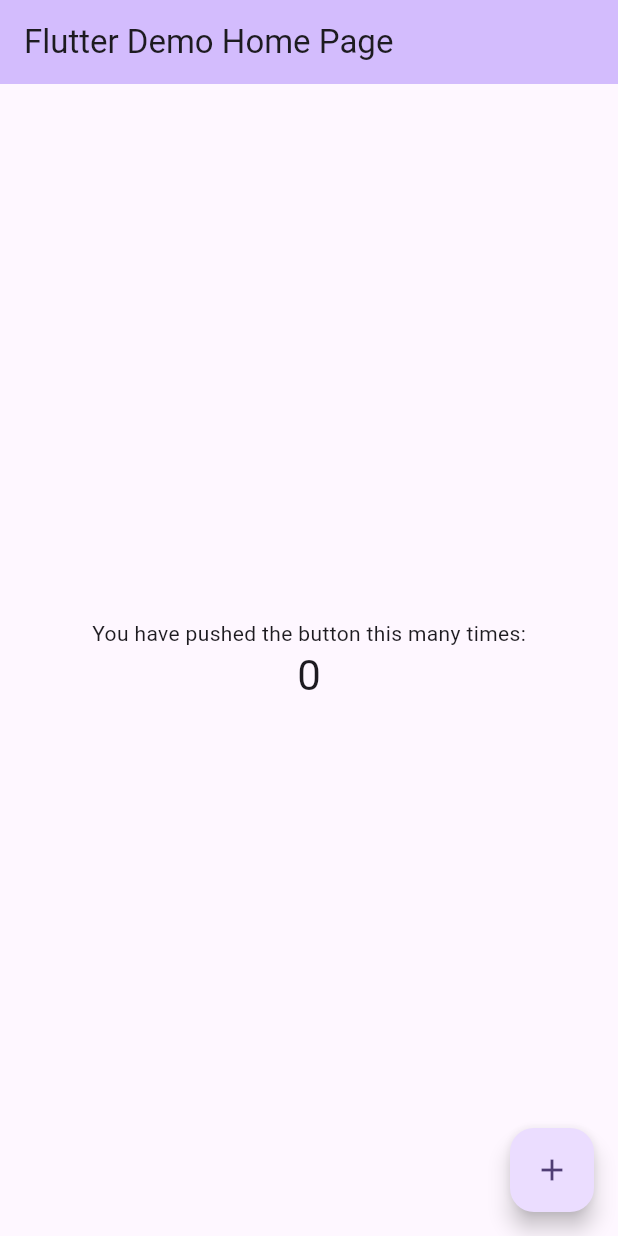
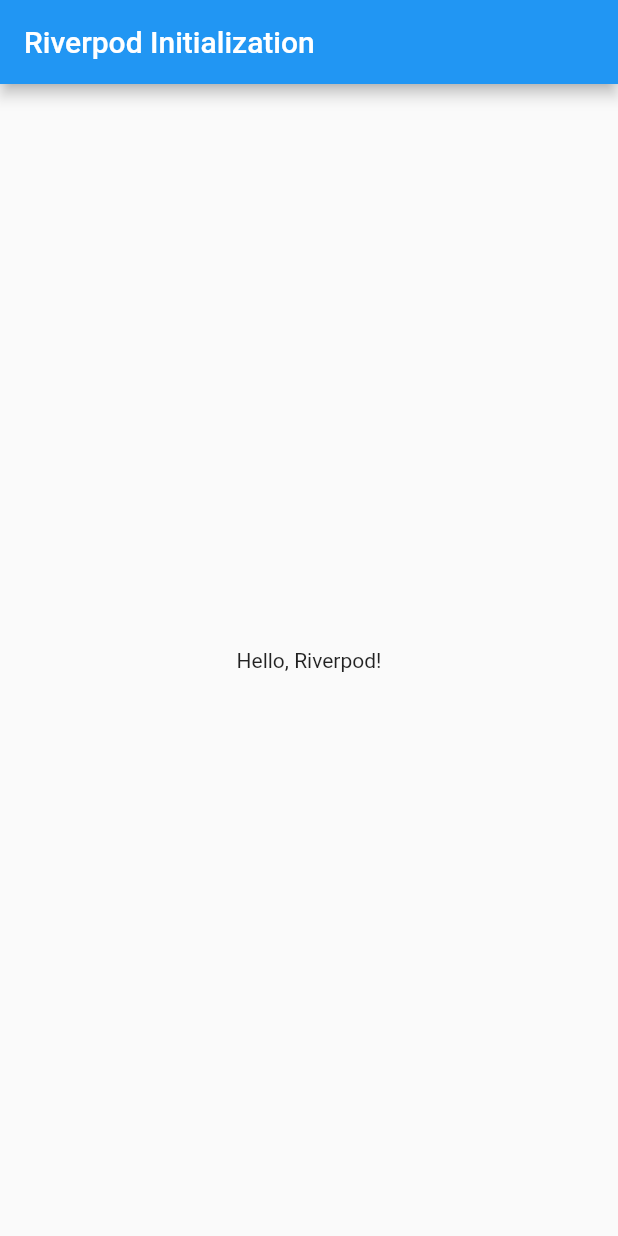
Before and after one commit to Jakebluhm/OMO, a Flutter app: the screen it shows after launch, on a phone screen of 412 x 824 dp. Run offline on Flutter 3.47's test engine with Material 2 defaults, Android fonts, the phone set to English and light mode, and no system bars; our stand-ins replace flutter_riverpod.

Commit message:
Add river pod

```diff
--- a/client/omo_client/lib/main.dart
+++ b/client/omo_client/lib/main.dart
@@ -1,125 +1,29 @@
 import 'package:flutter/material.dart';
+import 'package:flutter_riverpod/flutter_riverpod.dart';
 
-void main() {
-  runApp(const MyApp());
-}
+void main() => runApp(ProviderScope(child: MyApp()));
 
-class MyApp extends StatelessWidget {
-  const MyApp({super.key});
-
-  // This widget is the root of your application.
+class MyApp extends ConsumerWidget {
   @override
-  Widget build(BuildContext context) {
+  Widget build(BuildContext context, WidgetRef ref) {
     return MaterialApp(
       title: 'Flutter Demo',
       theme: ThemeData(
-        // This is the theme of your application.
-        //
-        // TRY THIS: Try running your application with "flutter run". You'll see
-        // the application has a blue toolbar. Then, without quitting the app,
-        // try changing the seedColor in the colorScheme below to Colors.green
-        // and then invoke "hot reload" (save your changes or press the "hot
-        // reload" button in a Flutter-supported IDE, or press "r" if you used
-        // the command line to start the app).
-        //
-        // Notice that the counter didn't reset back to zero; the application
-        // state is not lost during the reload. To reset the state, use hot
-        // restart instead.
-        //
-        // This works for code too, not just values: Most code changes can be
-        // tested with just a hot reload.
-        colorScheme: ColorScheme.fromSeed(seedColor: Colors.deepPurple),
-        useMaterial3: true,
+        primarySwatch: Colors.blue,
       ),
-      home: const MyHomePage(title: 'Flutter Demo Home Page'),
+      home: MyHomePage(),
     );
   }
 }
 
-class MyHomePage extends StatefulWidget {
-  const MyHomePage({super.key, required this.title});
-
-  // This widget is the home page of your application. It is stateful, meaning
-  // that it has a State object (defined below) that contains fields that affect
-  // how it looks.
-
-  // This class is the configuration for the state. It holds the values (in this
-  // case the title) provided by the parent (in this case the App widget) and
-  // used by the build method of the State. Fields in a Widget subclass are
-  // always marked "final".
-
-  final String title;
-
+class MyHomePage extends ConsumerWidget {
   @override
-  State<MyHomePage> createState() => _MyHomePageState();
-}
-
-class _MyHomePageState extends State<MyHomePage> {
-  int _counter = 0;
-
-  void _incrementCounter() {
-    setState(() {
-      // This call to setState tells the Flutter framework that something has
-      // changed in this State, which causes it to rerun the build method below
-      // so that the display can reflect the updated values. If we changed
-      // _counter without calling setState(), then the build method would not be
-      // called again, and so nothing would appear to happen.
-      _counter++;
-    });
-  }
-
-  @override
-  Widget build(BuildContext context) {
-    // This method is rerun every time setState is called, for instance as done
-    // by the _incrementCounter method above.
-    //
-    // The Flutter framework has been optimized to make rerunning build methods
-    // fast, so that you can just rebuild anything that needs updating rather
-    // than having to individually change instances of widgets.
+  Widget build(BuildContext context, WidgetRef ref) {
     return Scaffold(
-      appBar: AppBar(
-        // TRY THIS: Try changing the color here to a specific color (to
-        // Colors.amber, perhaps?) and trigger a hot reload to see the AppBar
-        // change color while the other colors stay the same.
-        backgroundColor: Theme.of(context).colorScheme.inversePrimary,
-        // Here we take the value from the MyHomePage object that was created by
-        // the App.build method, and use it to set our appbar title.
-        title: Text(widget.title),
+      appBar: AppBar(title: Text('Riverpod Initialization')),
+      body: Center(
+        child: Text('Hello, Riverpod!'),
       ),
-      body: Center(
-        // Center is a layout widget. It takes a single child and positions it
-        // in the middle of the parent.
-        child: Column(
-          // Column is also a layout widget. It takes a list of children and
-          // arranges them vertically. By default, it sizes itself to fit its
-          // children horizontally, and tries to be as tall as its parent.
-          //
-          // Column has various properties to control how it sizes itself and
-          // how it positions its children. Here we use mainAxisAlignment to
-          // center the children vertically; the main axis here is the vertical
-          // axis because Columns are vertical (the cross axis would be
-          // horizontal).
-          //
-          // TRY THIS: Invoke "debug painting" (choose the "Toggle Debug Paint"
-          // action in the IDE, or press "p" in the console), to see the
-          // wireframe for each widget.
-          mainAxisAlignment: MainAxisAlignment.center,
-          children: <Widget>[
-            const Text(
-              'You have pushed the button this many times:',
-            ),
-            Text(
-              '$_counter',
-              style: Theme.of(context).textTheme.headlineMedium,
-            ),
-          ],
-        ),
-      ),
-      floatingActionButton: FloatingActionButton(
-        onPressed: _incrementCounter,
-        tooltip: 'Increment',
-        child: const Icon(Icons.add),
-      ), // This trailing comma makes auto-formatting nicer for build methods.
     );
   }
 }
--- a/client/omo_client/pubspec.yaml
+++ b/client/omo_client/pubspec.yaml
@@ -35,6 +35,9 @@
   # The following adds the Cupertino Icons font to your application.
   # Use with the CupertinoIcons class for iOS style icons.
   cupertino_icons: ^1.0.2
+  riverpod: ^2.4.0
+  hooks_riverpod: ^2.4.0
+  flutter_riverpod: ^2.4.0
 
 dev_dependencies:
   flutter_test:
```
Also changed, not shown: client/omo_client/pubspec.lock.
